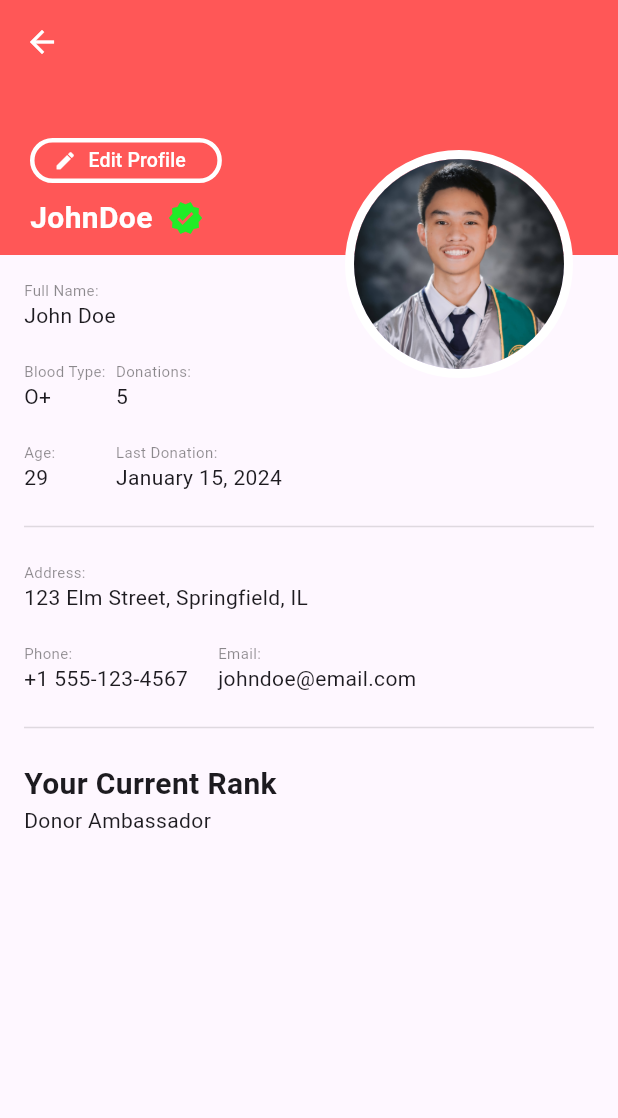
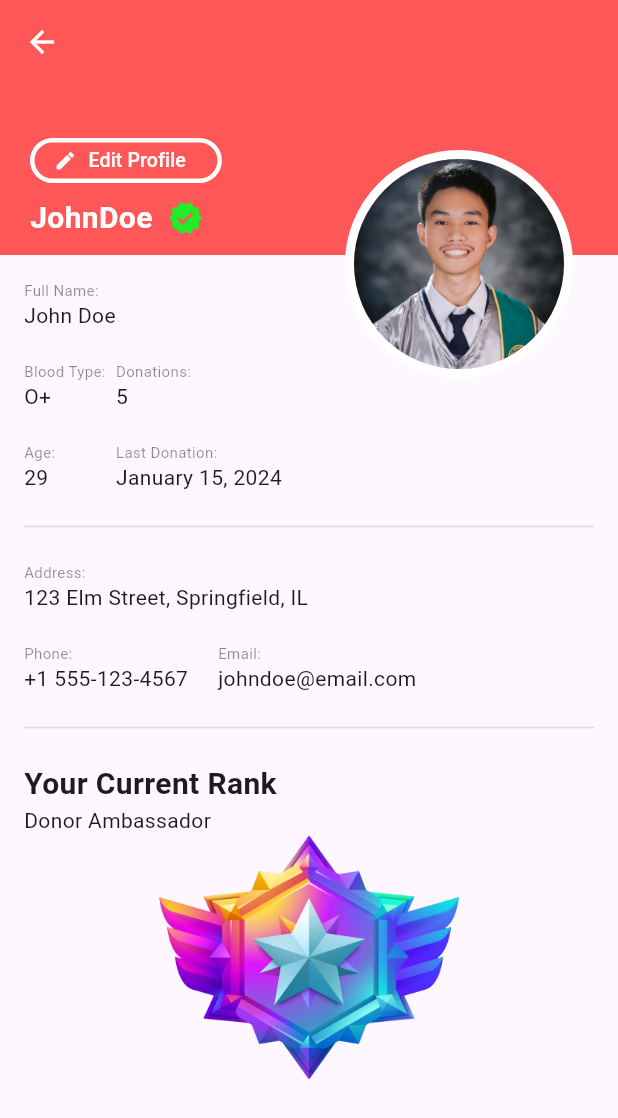
Before and after one commit to cheesyGarlicBread15/profile, a Flutter app: the screen it shows after launch, after a tap on "JohnDoe", on a phone screen of 412 x 824 dp. Shown: the top 1118 px of the screen. Run offline on Flutter 3.47's test engine with Material 3 defaults, Android fonts, the light colour scheme and no system bars.

Commit message:
profile done, small bugs left

```diff
--- a/lib/screens/profile_screen.dart
+++ b/lib/screens/profile_screen.dart
@@ -10,6 +10,25 @@ class ProfileScreen extends StatelessWidget {
     const double appBarHeight = 170;
     const double profileHeight = 140;
     const double top = appBarHeight - (profileHeight / 2);
+    String medal = 'assets/images/medals/';
+
+    switch (data['rank']) {
+      case 'Donor Ambassador':
+        medal = '${medal}ambassador.png';
+        break;
+      case 'Regular Donor':
+        medal = '${medal}regular.png';
+        break;
+      case 'Top Donor':
+        medal = '${medal}top.png';
+        break;
+      case 'Occasional Donor':
+        medal = '${medal}occasional.png';
+        break;
+      case 'Donor Leader':
+        medal = '${medal}leader.png';
+        break;
+    }
 
     return Scaffold(
       appBar: PreferredSize(
@@ -86,7 +105,8 @@ class ProfileScreen extends StatelessWidget {
       ),
 
       // FIXME: top padding bugged because of appbar preferred size
-      body: Padding(
+      body: SingleChildScrollView(
+        child: Padding(
           padding: const EdgeInsets.all(16.0),
           child: Column(
             crossAxisAlignment: CrossAxisAlignment.start,
@@ -181,7 +201,15 @@ class ProfileScreen extends StatelessWidget {
                 style: TextStyle(fontSize: 20, fontWeight: FontWeight.bold),
               ),
               Text(data['rank']),
+              Center(
+                child: Image.asset(
+                  medal,
+                  width: 200,
+                  fit: BoxFit.contain,
+                ),
+              )
             ],
+          ),
         ),
       ),
     );
--- a/pubspec.yaml
+++ b/pubspec.yaml
@@ -19,3 +19,4 @@ flutter:
   uses-material-design: true
   assets:
     - assets/images/
+    - assets/images/medals/
```
Also changed, not shown: assets/images/medals/ambassador.png (added), assets/images/medals/leader.png (added), assets/images/medals/occasional.png (added), assets/images/medals/regular.png (added), assets/images/medals/top.png (added). Lines whose indentation alone changed are shown as unchanged.
